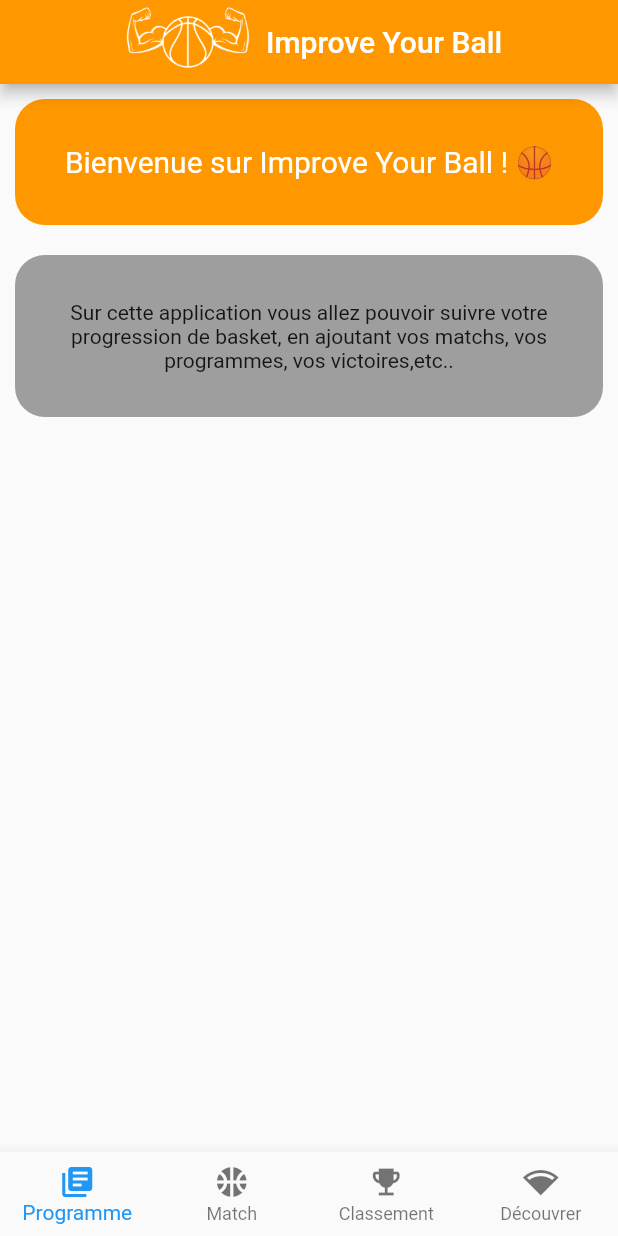
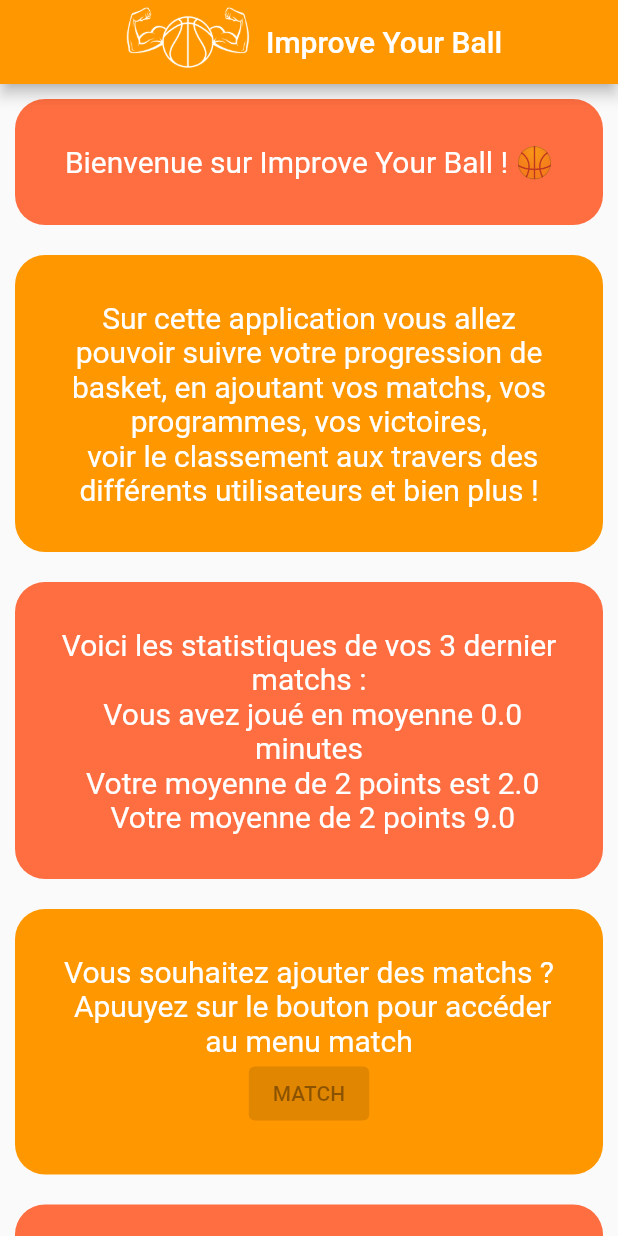
Before and after one commit to Morbleuz/Improve-Your-Ball, a Flutter app: the screen it shows after launch, on a phone screen of 412 x 824 dp. Run offline on Flutter 3.47's test engine with Material 2 defaults, Android fonts, the light colour scheme and no system bars; missing offline and left inert: graphic.

Commit message:
ajout d'un modelView pour les boutons et les texts

```diff
--- a/lib/menu.dart
+++ b/lib/menu.dart
@@ -1,5 +1,8 @@
 import 'package:flutter/material.dart';
+import 'package:flutter_improve_your_ball/modelView/ContainerButtonIYP.dart';
+import 'package:flutter_improve_your_ball/modelView/appbarIYP.dart';
 import 'package:flutter_improve_your_ball/modelView/containerIYP.dart';
+import 'package:graphic/graphic.dart';
 
 class Menu extends StatefulWidget {
   const Menu({super.key});
@@ -9,33 +12,29 @@
 }
 
 class _Menu extends State<Menu> {
+  double sumTimePlay = 0;
+  double sumThreePoints = 2;
+  double sumTwoPoints = 9;
+
   @override
   Widget build(BuildContext context) {
     return Scaffold(
-        appBar: AppBar(
-          backgroundColor: Colors.orange,
-          title: SizedBox(
-            child: Row(mainAxisAlignment: MainAxisAlignment.center, children: [
-              Image.asset(
-                'assets/images/logo.png',
-                width: 100,
-                height: 100,
-                color: Colors.white,
-              ),
-              const Padding(
-                padding: EdgeInsets.all(2),
-                child: Text("Improve Your Ball"),
-              ),
-            ]),
-          ),
-        ),
+      appBar: AppBarIYP(),
       body: SingleChildScrollView(
         child: Center(
           child: Column(
-              children: const <Widget>[
-                ContainerIYP(
+            children: <Widget>[
+              const ContainerIYP(
                 text: Text(
                   'Bienvenue sur Improve Your Ball ! 🏀',
+                  textAlign: TextAlign.center,
+                  style: TextStyle(fontSize: 20, color: Colors.white),
+                ),
+                couleur: Colors.deepOrangeAccent,
+              ),
+              const ContainerIYP(
+                text: Text(
+                  'Sur cette application vous allez pouvoir suivre votre progression de basket, en ajoutant vos matchs, vos programmes, vos victoires, \n voir le classement aux travers des différents utilisateurs et bien plus !',
                   textAlign: TextAlign.center,
                   style: TextStyle(fontSize: 20, color: Colors.white),
                 ),
@@ -43,39 +42,68 @@
               ),
               ContainerIYP(
                 text: Text(
-                    'Sur cette application vous allez pouvoir suivre votre progression de basket, en ajoutant vos matchs, vos programmes, vos victoires,etc..',
+                  'Voici les statistiques de vos 3 dernier matchs :\n Vous avez joué en moyenne $sumTimePlay minutes \n Votre moyenne de 2 points est $sumThreePoints \n Votre moyenne de 2 points $sumTwoPoints',
                   textAlign: TextAlign.center,
+                  style: TextStyle(fontSize: 20, color: Colors.white),
                 ),
-                  couleur: Colors.grey,
+                couleur: Colors.deepOrangeAccent,
+              ),
+              //Section match
+              const ContainerButtonIYP(
+                children: [
+                  Text(
+                    'Vous souhaitez ajouter des matchs ?\n Apuuyez sur le bouton pour accéder au menu match',
+                    textAlign: TextAlign.center,
+                    style: TextStyle(fontSize: 20, color: Colors.white),
+                  ),
+                  ElevatedButton(
+                    onPressed: null,
+                    child: Text('MATCH'),
                   )
-                //Description de l'application
+                ],
+                couleur: Colors.orange,
+              ),
+              //Section classement
+              const ContainerButtonIYP(
+                children: [
+                  Text(
+                    'Vous souhaitez voir le classement \n et vous comparez avec les utilisateurs ? \n Appusez le bouton pour accéder au classement',
+                    textAlign: TextAlign.center,
+                    style: TextStyle(fontSize: 20, color: Colors.white),
+                  ),
+                  ElevatedButton(
+                    onPressed: null,
+                    child: Text('CLASSEMENT'),
+                  ),
+                ],
+                couleur: Colors.deepOrangeAccent,
+              ),
+              //Section programme
+              const ContainerButtonIYP(
+                children: [
+                  Text(
+                    'Vous souhaitez ajouter des matchs ?\n Apuuyez sur le bouton pour accéder au menu match',
+                    textAlign: TextAlign.center,
+                    style: TextStyle(fontSize: 20, color: Colors.white),
+                  ),
+                  ElevatedButton(
+                    onPressed: null,
+                    child: Text('MATCH'),
+                  )
+                ],
+                couleur: Colors.orange,
+              ),
+
               //Les 3 derniers match
               //Les stats
+              //Aller à la page match
+              //Aller à la page classement
+              //Aller à la page programme
             ],
           ),
         ),
       ),
-        bottomNavigationBar: BottomNavigationBar(
-          type: BottomNavigationBarType.fixed, // This is all you need!
-          items: const <BottomNavigationBarItem>[
-            BottomNavigationBarItem(
-              icon: Icon(Icons.library_books),
-              label: 'Programme',
-            ),
-            BottomNavigationBarItem(
-              icon: Icon(Icons.sports_basketball),
-              label: 'Match',
-            ),
-            BottomNavigationBarItem(
-              icon: Icon(Icons.emoji_events),
-              label: 'Classement',
-            ),
-            BottomNavigationBarItem(
-              icon: Icon(Icons.network_wifi),
-              label: 'Découvrer',
-            ),
-          ],
-        )
+
       // This trailing comma makes auto-formatting nicer for build methods.
     );
   }
--- /dev/null
+++ b/lib/modelView/ContainerButtonIYP.dart
@@ -0,0 +1,37 @@
+import 'package:flutter/material.dart';
+
+class ContainerButtonIYP extends StatelessWidget {
+  final List<Widget> children;
+  final Color couleur;
+
+  const ContainerButtonIYP({
+    super.key,
+    required this.children,
+    required this.couleur,
+  });
+
+  @override
+  Widget build(BuildContext context) {
+    // TODO: implement build
+    return Padding(
+      padding: const EdgeInsets.all(10),
+      child: Container(
+        width: MediaQuery.of(context).size.width - 20,
+        decoration: BoxDecoration(
+          color: couleur,
+          borderRadius: BorderRadius.all(Radius.circular(20)),
+        ),
+        child: Padding(
+          padding: const EdgeInsets.all(10),
+          child: Padding(
+            padding: EdgeInsets.all(20),
+            child: Column(
+              mainAxisAlignment: MainAxisAlignment.spaceAround,
+              children: children,
+            ),
+          ),
+        ),
+      ),
+    );
+  }
+}
--- /dev/null
+++ b/lib/modelView/appbarIYP.dart
@@ -0,0 +1,30 @@
+import 'package:flutter/material.dart';
+
+class AppBarIYP extends StatelessWidget with PreferredSizeWidget {
+  const AppBarIYP({super.key});
+
+  @override
+  Widget build(BuildContext context) {
+    return AppBar(
+      backgroundColor: Colors.orange,
+      title: SizedBox(
+        child: Row(mainAxisAlignment: MainAxisAlignment.center, children: [
+          Image.asset(
+            'assets/images/logo.png',
+            width: 100,
+            height: 100,
+            color: Colors.white,
+          ),
+          const Padding(
+            padding: EdgeInsets.all(2),
+            child: Text("Improve Your Ball"),
+          ),
+        ]),
+      ),
+    );
+  }
+
+  @override
+  // TODO: implement preferredSize
+  Size get preferredSize => Size.fromHeight(kToolbarHeight);
+}
--- a/pubspec.yaml
+++ b/pubspec.yaml
@@ -38,6 +38,7 @@
   # Use with the CupertinoIcons class for iOS style icons.
   cupertino_icons: ^1.0.2
   http: ^0.13.5
+  graphic: ^1.0.0
 
 dev_dependencies:
   flutter_test:
```
Also changed, not shown: pubspec.lock. Lines whose indentation alone changed are shown as unchanged.
